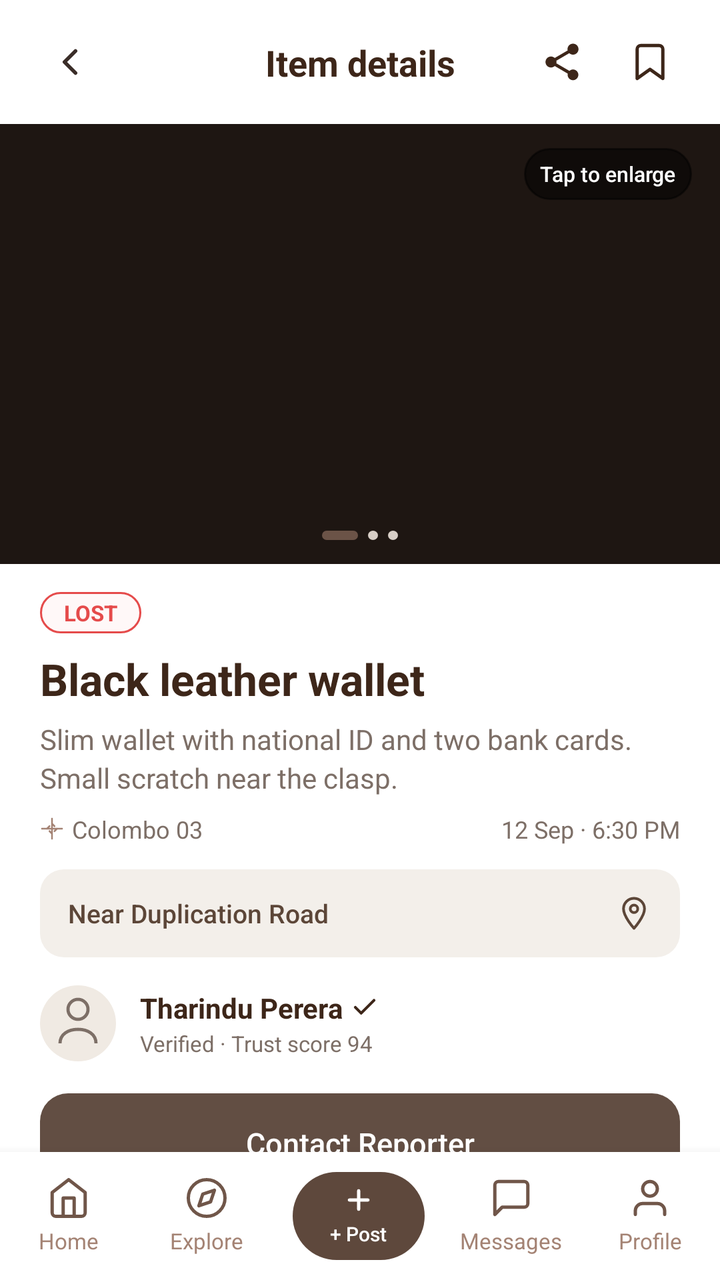
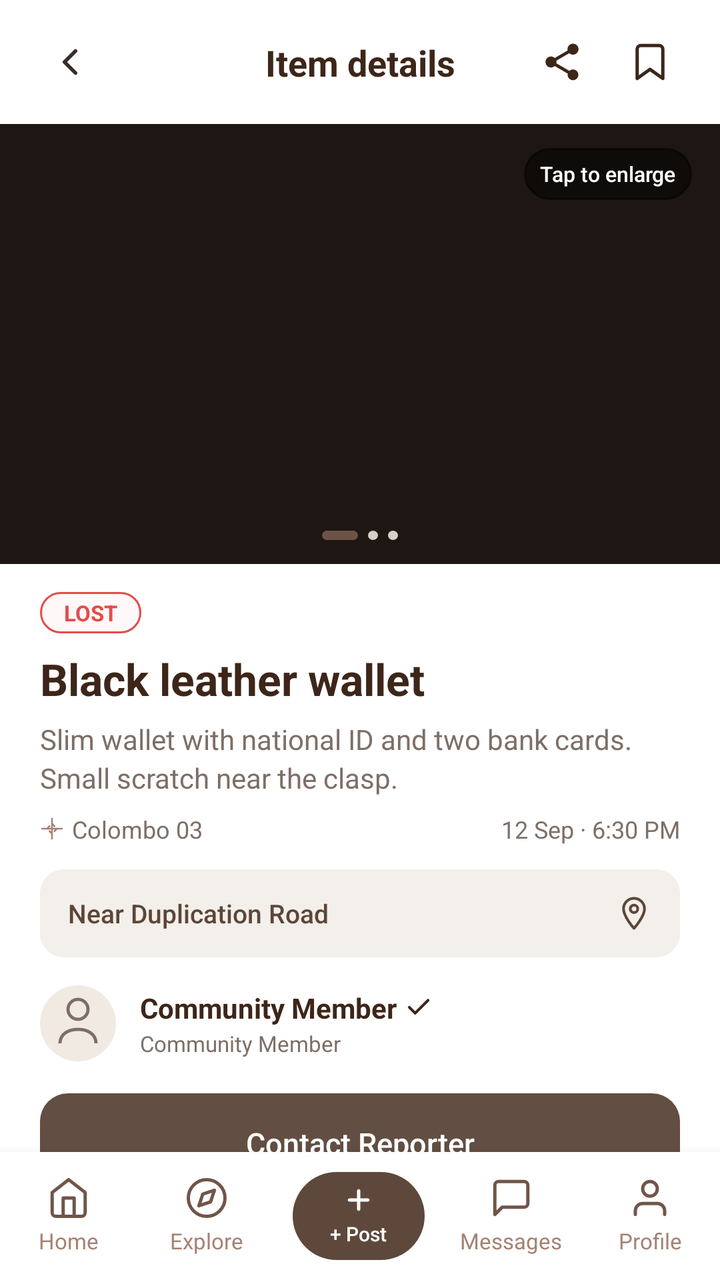

Two renders of the same Android screen: before a commit and after it. Below are the layout's source before the change and the commit's diff.
<!-- AndroidManifest.xml: application theme Theme.LostAndFound -->
<!-- res/layout/fragment_details.xml -->
<?xml version="1.0" encoding="utf-8"?>
<LinearLayout xmlns:android="http://schemas.android.com/apk/res/android"
    xmlns:app="http://schemas.android.com/apk/res-auto"
    xmlns:tools="http://schemas.android.com/tools"
    android:layout_width="match_parent"
    android:layout_height="match_parent"
    android:background="@color/white"
    android:orientation="vertical"
    tools:context=".DetailsFragment">

    
    <androidx.core.widget.NestedScrollView
        android:id="@+id/scrollBox"
        android:layout_width="match_parent"
        android:layout_height="0dp"
        android:layout_weight="1"
        android:fillViewport="true"
        android:overScrollMode="never">

        <LinearLayout
            android:layout_width="match_parent"
            android:layout_height="wrap_content"
            android:orientation="vertical">

            
            <androidx.constraintlayout.widget.ConstraintLayout
                android:id="@+id/headerRow"
                android:layout_width="match_parent"
                android:layout_height="wrap_content"
                android:paddingStart="16dp"
                android:paddingTop="12dp"
                android:paddingEnd="16dp"
                android:paddingBottom="12dp">

                <ImageView
                    android:id="@+id/btnBack"
                    android:layout_width="38dp"
                    android:layout_height="38dp"
                    android:clickable="true"
                    android:contentDescription="Back"
                    android:focusable="true"
                    android:padding="8dp"
                    android:src="@drawable/ic_back_chevron"
                    app:layout_constraintBottom_toBottomOf="parent"
                    app:layout_constraintStart_toStartOf="parent"
                    app:layout_constraintTop_toTopOf="parent" />

                <TextView
                    android:id="@+id/tvHeaderTitle"
                    android:layout_width="wrap_content"
                    android:layout_height="wrap_content"
                    android:fontFamily="sans-serif-bold"
                    android:text="Item details"
                    android:textColor="#3D2619"
                    android:textSize="18sp"
                    android:textStyle="bold"
                    app:layout_constraintBottom_toBottomOf="parent"
                    app:layout_constraintEnd_toEndOf="parent"
                    app:layout_constraintStart_toStartOf="parent"
                    app:layout_constraintTop_toTopOf="parent" />

                <ImageView
                    android:id="@+id/btnShare"
                    android:layout_width="38dp"
                    android:layout_height="38dp"
                    android:layout_marginEnd="6dp"
                    android:clickable="true"
                    android:contentDescription="Share item report"
                    android:focusable="true"
                    android:padding="8dp"
                    android:src="@drawable/ic_share"
                    app:tint="#3D2619"
                    app:layout_constraintBottom_toBottomOf="parent"
                    app:layout_constraintEnd_toStartOf="@id/btnBookmark"
                    app:layout_constraintTop_toTopOf="parent" />

                <ImageView
                    android:id="@+id/btnBookmark"
                    android:layout_width="38dp"
                    android:layout_height="38dp"
                    android:clickable="true"
                    android:contentDescription="Bookmark item"
                    android:focusable="true"
                    android:padding="8dp"
                    android:src="@drawable/ic_bookmark_outline"
                    app:layout_constraintBottom_toBottomOf="parent"
                    app:layout_constraintEnd_toEndOf="parent"
                    app:layout_constraintTop_toTopOf="parent" />
            </androidx.constraintlayout.widget.ConstraintLayout>

            
            <FrameLayout
                android:id="@+id/boxPhoto"
                android:layout_width="match_parent"
                android:layout_height="220dp"
                android:background="#1E1612">

                <androidx.viewpager2.widget.ViewPager2
                    android:id="@+id/pagerPhotos"
                    android:layout_width="match_parent"
                    android:layout_height="match_parent" />

                
                <LinearLayout
                    android:id="@+id/badgeEnlargeHint"
                    android:layout_width="wrap_content"
                    android:layout_height="26dp"
                    android:layout_gravity="top|end"
                    android:layout_marginTop="12dp"
                    android:layout_marginEnd="14dp"
                    android:background="@drawable/bg_card_badge"
                    android:backgroundTint="#80000000"
                    android:gravity="center"
                    android:orientation="horizontal"
                    android:paddingStart="8dp"
                    android:paddingEnd="8dp">

                    <TextView
                        android:layout_width="wrap_content"
                        android:layout_height="wrap_content"
                        android:fontFamily="sans-serif-medium"
                        android:text="Tap to enlarge"
                        android:textColor="@color/white"
                        android:textSize="10.5sp" />
                </LinearLayout>

                
                <LinearLayout
                    android:id="@+id/photoDotsIndicator"
                    android:layout_width="wrap_content"
                    android:layout_height="wrap_content"
                    android:layout_gravity="bottom|center_horizontal"
                    android:layout_marginBottom="12dp"
                    android:gravity="center_vertical"
                    android:orientation="horizontal">

                    <View
                        android:id="@+id/dotPhoto1"
                        android:layout_width="18dp"
                        android:layout_height="4.5dp"
                        android:layout_marginEnd="5dp"
                        android:background="@drawable/bg_onboard_dot_active" />

                    <View
                        android:id="@+id/dotPhoto2"
                        android:layout_width="5dp"
                        android:layout_height="4.5dp"
                        android:layout_marginEnd="5dp"
                        android:background="@drawable/bg_onboard_dot_inactive" />

                    <View
                        android:id="@+id/dotPhoto3"
                        android:layout_width="5dp"
                        android:layout_height="4.5dp"
                        android:background="@drawable/bg_onboard_dot_inactive" />
                </LinearLayout>
            </FrameLayout>

            
            <LinearLayout
                android:layout_width="match_parent"
                android:layout_height="wrap_content"
                android:orientation="vertical"
                android:paddingStart="20dp"
                android:paddingTop="14dp"
                android:paddingEnd="20dp"
                android:paddingBottom="24dp">

                
                <TextView
                    android:id="@+id/tagStatus"
                    android:layout_width="wrap_content"
                    android:layout_height="wrap_content"
                    android:background="@drawable/bg_tag_lost_outlined"
                    android:fontFamily="sans-serif-bold"
                    android:paddingStart="12dp"
                    android:paddingTop="3dp"
                    android:paddingEnd="12dp"
                    android:paddingBottom="3dp"
                    android:text="LOST"
                    android:textColor="#E54B4B"
                    android:textSize="11sp"
                    android:textStyle="bold" />

                
                <TextView
                    android:id="@+id/tvItemTitle"
                    android:layout_width="wrap_content"
                    android:layout_height="wrap_content"
                    android:layout_marginTop="8dp"
                    android:fontFamily="sans-serif-bold"
                    android:text="Black leather wallet"
                    android:textColor="#3D2619"
                    android:textSize="22sp"
                    android:textStyle="bold" />

                
                <TextView
                    android:id="@+id/tvDescription"
                    android:layout_width="match_parent"
                    android:layout_height="wrap_content"
                    android:layout_marginTop="6dp"
                    android:fontFamily="sans-serif"
                    android:lineSpacingExtra="3dp"
                    android:text="Slim wallet with national ID and two bank cards. Small scratch near the clasp."
                    android:textColor="#7D6F67"
                    android:textSize="14sp" />

                
                <LinearLayout
                    android:layout_width="match_parent"
                    android:layout_height="wrap_content"
                    android:layout_marginTop="8dp"
                    android:gravity="center_vertical"
                    android:orientation="horizontal">

                    <ImageView
                        android:layout_width="12dp"
                        android:layout_height="12dp"
                        android:contentDescription="Location icon"
                        android:src="@drawable/ic_location_compass" />

                    <TextView
                        android:id="@+id/tvLocationText"
                        android:layout_width="0dp"
                        android:layout_height="wrap_content"
                        android:layout_marginStart="4dp"
                        android:layout_weight="1"
                        android:fontFamily="sans-serif"
                        android:text="Colombo 03"
                        android:textColor="#7D6F67"
                        android:textSize="12sp" />

                    <TextView
                        android:id="@+id/tvTimestamp"
                        android:layout_width="wrap_content"
                        android:layout_height="wrap_content"
                        android:fontFamily="sans-serif"
                        android:text="12 Sep · 6:30 PM"
                        android:textColor="#7D6F67"
                        android:textSize="12sp" />
                </LinearLayout>

                
                <LinearLayout
                    android:id="@+id/bannerLocation"
                    android:layout_width="match_parent"
                    android:layout_height="44dp"
                    android:layout_marginTop="12dp"
                    android:background="@drawable/bg_location_banner"
                    android:gravity="center_vertical"
                    android:orientation="horizontal"
                    android:paddingStart="14dp"
                    android:paddingEnd="14dp">

                    <TextView
                        android:id="@+id/tvStreetName"
                        android:layout_width="0dp"
                        android:layout_height="wrap_content"
                        android:layout_weight="1"
                        android:fontFamily="sans-serif-medium"
                        android:text="Near Duplication Road"
                        android:textColor="#5C4638"
                        android:textSize="13sp" />

                    <ImageView
                        android:layout_width="18dp"
                        android:layout_height="18dp"
                        android:contentDescription="Pin"
                        android:src="@drawable/ic_location"
                        app:tint="#5C4638" />
                </LinearLayout>

                
                <LinearLayout
                    android:id="@+id/rowReporter"
                    android:layout_width="match_parent"
                    android:layout_height="wrap_content"
                    android:layout_marginTop="14dp"
                    android:gravity="center_vertical"
                    android:orientation="horizontal">

                    
                    <ImageView
                        android:id="@+id/imgAvatar"
                        android:layout_width="38dp"
                        android:layout_height="38dp"
                        android:contentDescription="Reporter avatar"
                        android:src="@drawable/ic_user_avatar" />

                    <LinearLayout
                        android:layout_width="0dp"
                        android:layout_height="wrap_content"
                        android:layout_marginStart="12dp"
                        android:layout_weight="1"
                        android:orientation="vertical">

                        <LinearLayout
                            android:layout_width="wrap_content"
                            android:layout_height="wrap_content"
                            android:gravity="center_vertical"
                            android:orientation="horizontal">

                            <TextView
                                android:id="@+id/tvReporterName"
                                android:layout_width="wrap_content"
                                android:layout_height="wrap_content"
                                android:fontFamily="sans-serif-bold"
                                android:text="Tharindu Perera"
                                android:textColor="#3D2619"
                                android:textSize="14sp"
                                android:textStyle="bold" />

                            <ImageView
                                android:layout_width="14dp"
                                android:layout_height="14dp"
                                android:layout_marginStart="4dp"
                                android:contentDescription="Verified"
                                android:src="@drawable/ic_verified_check" />
                        </LinearLayout>

                        <TextView
                            android:id="@+id/tvReporterTrust"
                            android:layout_width="wrap_content"
                            android:layout_height="wrap_content"
                            android:layout_marginTop="1dp"
                            android:fontFamily="sans-serif"
                            android:text="Verified · Trust score 94"
                            android:textColor="#7D6F67"
                            android:textSize="11sp" />
                    </LinearLayout>
                </LinearLayout>

                
                <TextView
                    android:id="@+id/btnContact"
                    android:layout_width="match_parent"
                    android:layout_height="50dp"
                    android:layout_marginTop="16dp"
                    android:background="@drawable/bg_btn_contact"
                    android:clickable="true"
                    android:focusable="true"
                    android:fontFamily="sans-serif-medium"
                    android:gravity="center"
                    android:text="Contact Reporter"
                    android:textColor="@color/white"
                    android:textSize="15sp" />

                
                <TextView
                    android:id="@+id/lblSimilar"
                    android:layout_width="wrap_content"
                    android:layout_height="wrap_content"
                    android:layout_marginTop="20dp"
                    android:fontFamily="sans-serif-bold"
                    android:text="Similar items"
                    android:textColor="#3D2619"
                    android:textSize="16sp"
                    android:textStyle="bold" />

                
                <LinearLayout
                    android:id="@+id/cardSimilarItem"
                    android:layout_width="match_parent"
                    android:layout_height="wrap_content"
                    android:layout_marginTop="12dp"
                    android:clickable="true"
                    android:focusable="true"
                    android:gravity="center_vertical"
                    android:orientation="horizontal">

                    
                    <com.google.android.material.card.MaterialCardView
                        android:layout_width="64dp"
                        android:layout_height="64dp"
                        app:cardCornerRadius="12dp"
                        app:cardElevation="0dp"
                        app:strokeWidth="0dp">

                        <ImageView
                            android:id="@+id/imgSimilar"
                            android:layout_width="match_parent"
                            android:layout_height="match_parent"
                            android:contentDescription="Brown card holder"
                            android:scaleType="centerCrop"
                            android:src="@drawable/img_brown_card_holder" />
                    </com.google.android.material.card.MaterialCardView>

                    
                    <LinearLayout
                        android:layout_width="0dp"
                        android:layout_height="wrap_content"
                        android:layout_marginStart="14dp"
                        android:layout_weight="1"
                        android:orientation="vertical">

                        <LinearLayout
                            android:layout_width="match_parent"
                            android:layout_height="wrap_content"
                            android:orientation="horizontal">

                            <TextView
                                android:id="@+id/tvSimilarTag"
                                android:layout_width="0dp"
                                android:layout_height="wrap_content"
                                android:layout_weight="1"
                                android:fontFamily="sans-serif-bold"
                                android:text="FOUND"
                                android:textColor="#5C4638"
                                android:textSize="11sp"
                                android:textStyle="bold" />

                            <TextView
                                android:id="@+id/tvSimilarTime"
                                android:layout_width="wrap_content"
                                android:layout_height="wrap_content"
                                android:fontFamily="sans-serif"
                                android:text="2h ago"
                                android:textColor="#7D6F67"
                                android:textSize="11sp" />
                        </LinearLayout>

                        <TextView
                            android:id="@+id/tvSimilarTitle"
                            android:layout_width="wrap_content"
                            android:layout_height="wrap_content"
                            android:layout_marginTop="2dp"
                            android:fontFamily="sans-serif-bold"
                            android:text="Brown card holder"
                            android:textColor="#3D2619"
                            android:textSize="14sp"
                            android:textStyle="bold" />

                        <LinearLayout
                            android:layout_width="wrap_content"
                            android:layout_height="wrap_content"
                            android:layout_marginTop="4dp"
                            android:gravity="center_vertical"
                            android:orientation="horizontal">

                            <ImageView
                                android:layout_width="12dp"
                                android:layout_height="12dp"
                                android:contentDescription="Pin"
                                android:src="@drawable/ic_location"
                                app:tint="#7D6F67" />

                            <TextView
                                android:id="@+id/tvSimilarLocation"
                                android:layout_width="wrap_content"
                                android:layout_height="wrap_content"
                                android:layout_marginStart="3dp"
                                android:fontFamily="sans-serif"
                                android:text="Kollupitiya"
                                android:textColor="#7D6F67"
                                android:textSize="11sp" />
                        </LinearLayout>
                    </LinearLayout>
                </LinearLayout>

            </LinearLayout>
        </LinearLayout>
    </androidx.core.widget.NestedScrollView>

    
    <include
        android:id="@+id/bottomNavBox"
        layout="@layout/fragment_bottom_nav" />

</LinearLayout>
<!-- res/layout/fragment_bottom_nav.xml (included above) -->
<?xml version="1.0" encoding="utf-8"?>
<LinearLayout xmlns:android="http://schemas.android.com/apk/res/android"
    android:id="@+id/navCard"
    android:layout_width="match_parent"
    android:layout_height="64dp"
    android:background="@color/white"
    android:baselineAligned="false"
    android:elevation="8dp"
    android:gravity="center_vertical"
    android:orientation="horizontal">

    
    <LinearLayout
        android:id="@+id/tabHome"
        android:layout_width="0dp"
        android:layout_height="match_parent"
        android:layout_weight="1"
        android:clickable="true"
        android:focusable="true"
        android:gravity="center"
        android:orientation="vertical">

        <ImageView
            android:id="@+id/imgHome"
            android:layout_width="22dp"
            android:layout_height="22dp"
            android:contentDescription="Home"
            android:src="@drawable/ic_nav_home" />

        <TextView
            android:id="@+id/lblHome"
            android:layout_width="wrap_content"
            android:layout_height="wrap_content"
            android:layout_marginTop="3dp"
            android:fontFamily="sans-serif"
            android:text="Home"
            android:textColor="@color/text_secondary"
            android:textSize="11sp" />
    </LinearLayout>

    
    <LinearLayout
        android:id="@+id/tabExplore"
        android:layout_width="0dp"
        android:layout_height="match_parent"
        android:layout_weight="1"
        android:clickable="true"
        android:focusable="true"
        android:gravity="center"
        android:orientation="vertical">

        <ImageView
            android:id="@+id/imgExplore"
            android:layout_width="22dp"
            android:layout_height="22dp"
            android:contentDescription="Explore"
            android:src="@drawable/ic_nav_explore" />

        <TextView
            android:id="@+id/lblExplore"
            android:layout_width="wrap_content"
            android:layout_height="wrap_content"
            android:layout_marginTop="3dp"
            android:fontFamily="sans-serif"
            android:text="Explore"
            android:textColor="@color/text_secondary"
            android:textSize="11sp" />
    </LinearLayout>

    
    <LinearLayout
        android:id="@+id/tabPost"
        android:layout_width="0dp"
        android:layout_height="match_parent"
        android:layout_weight="1.2"
        android:clickable="true"
        android:focusable="true"
        android:gravity="center">

        <LinearLayout
            android:id="@+id/btnPostPill"
            android:layout_width="66dp"
            android:layout_height="44dp"
            android:background="@drawable/bg_nav_post_pill"
            android:gravity="center"
            android:orientation="vertical">

            <ImageView
                android:layout_width="16dp"
                android:layout_height="16dp"
                android:contentDescription="Post"
                android:src="@drawable/ic_nav_plus" />

            <TextView
                android:id="@+id/lblPost"
                android:layout_width="wrap_content"
                android:layout_height="wrap_content"
                android:layout_marginTop="2dp"
                android:fontFamily="sans-serif-medium"
                android:text="+ Post"
                android:textColor="@color/white"
                android:textSize="10sp" />
        </LinearLayout>
    </LinearLayout>

    
    <LinearLayout
        android:id="@+id/tabMessages"
        android:layout_width="0dp"
        android:layout_height="match_parent"
        android:layout_weight="1"
        android:clickable="true"
        android:focusable="true"
        android:gravity="center"
        android:orientation="vertical">

        <ImageView
            android:id="@+id/imgMessages"
            android:layout_width="22dp"
            android:layout_height="22dp"
            android:contentDescription="Messages"
            android:src="@drawable/ic_nav_messages" />

        <TextView
            android:id="@+id/lblMessages"
            android:layout_width="wrap_content"
            android:layout_height="wrap_content"
            android:layout_marginTop="3dp"
            android:fontFamily="sans-serif"
            android:text="Messages"
            android:textColor="@color/text_secondary"
            android:textSize="11sp" />
    </LinearLayout>

    
    <LinearLayout
        android:id="@+id/tabProfile"
        android:layout_width="0dp"
        android:layout_height="match_parent"
        android:layout_weight="1"
        android:clickable="true"
        android:focusable="true"
        android:gravity="center"
        android:orientation="vertical">

        <ImageView
            android:id="@+id/imgProfile"
            android:layout_width="22dp"
            android:layout_height="22dp"
            android:contentDescription="Profile"
            android:src="@drawable/ic_nav_profile" />

        <TextView
            android:id="@+id/lblProfile"
            android:layout_width="wrap_content"
            android:layout_height="wrap_content"
            android:layout_marginTop="3dp"
            android:fontFamily="sans-serif"
            android:text="Profile"
            android:textColor="@color/text_secondary"
            android:textSize="11sp" />
    </LinearLayout>

</LinearLayout>
<!-- resources referenced by this layout -->
<resources>
  <color name="text_secondary">#FFA48374</color>
  <color name="white">#FFFFFFFF</color>
  <!-- drawable bg_btn_contact (drawable) -->
  <?xml version="1.0" encoding="utf-8"?>
  <shape xmlns:android="http://schemas.android.com/apk/res/android"
      android:shape="rectangle">
      <corners android:radius="14dp" />
      <solid android:color="#624E43" />
  </shape>
  <!-- drawable bg_card_badge (drawable) -->
  <?xml version="1.0" encoding="utf-8"?>
  <shape xmlns:android="http://schemas.android.com/apk/res/android"
      android:shape="rectangle">
      <corners android:radius="14dp" />
      <solid android:color="@color/white" />
      <stroke
          android:width="1dp"
          android:color="#E8E0D7" />
  </shape>
  <!-- drawable bg_location_banner (drawable) -->
  <?xml version="1.0" encoding="utf-8"?>
  <shape xmlns:android="http://schemas.android.com/apk/res/android"
      android:shape="rectangle">
      <corners android:radius="12dp" />
      <solid android:color="#F3EFEA" />
  </shape>
  <!-- drawable bg_nav_post_pill (drawable) -->
  <?xml version="1.0" encoding="utf-8"?>
  <shape xmlns:android="http://schemas.android.com/apk/res/android"
      android:shape="rectangle">
      <corners android:radius="22dp" />
      <solid android:color="#5E483C" />
  </shape>
  <!-- drawable bg_onboard_dot_active (drawable) -->
  <?xml version="1.0" encoding="utf-8"?>
  <shape xmlns:android="http://schemas.android.com/apk/res/android"
      android:shape="rectangle">
      <corners android:radius="4dp" />
      <solid android:color="#6B5347" />
  </shape>
  <!-- drawable bg_onboard_dot_inactive (drawable) -->
  <?xml version="1.0" encoding="utf-8"?>
  <shape xmlns:android="http://schemas.android.com/apk/res/android"
      android:shape="oval">
      <solid android:color="#D8CFC7" />
  </shape>
  <!-- drawable bg_tag_lost_outlined (drawable) -->
  <?xml version="1.0" encoding="utf-8"?>
  <shape xmlns:android="http://schemas.android.com/apk/res/android"
      android:shape="rectangle">
      <corners android:radius="14dp" />
      <stroke
          android:width="1dp"
          android:color="#E54B4B" />
      <solid android:color="#FFF8F8" />
  </shape>
  <!-- drawable ic_back_chevron (drawable) -->
  <vector xmlns:android="http://schemas.android.com/apk/res/android"
      android:width="24dp"
      android:height="24dp"
      android:viewportWidth="24"
      android:viewportHeight="24">
    <path
        android:fillColor="@android:color/transparent"
        android:strokeColor="#3A2D28"
        android:strokeWidth="2"
        android:strokeLineCap="round"
        android:strokeLineJoin="round"
        android:pathData="M15,18l-6,-6 6,-6" />
  </vector>
  <!-- drawable ic_nav_plus (drawable) -->
  <vector xmlns:android="http://schemas.android.com/apk/res/android"
      android:width="20dp"
      android:height="20dp"
      android:viewportWidth="24"
      android:viewportHeight="24">
    <path
        android:fillColor="@android:color/transparent"
        android:strokeColor="#FFFFFF"
        android:strokeWidth="2.4"
        android:strokeLineCap="round"
        android:pathData="M12,5 V19 M5,12 H19" />
  </vector>
  <!-- drawable img_brown_card_holder: jpg bitmap (drawable, 1948 bytes) -->
  <style name="Theme.LostAndFound" parent="Base.Theme.LostAndFound" />
  <style name="Base.Theme.LostAndFound" parent="Theme.Material3.DayNight.NoActionBar">
          
          <item name="android:statusBarColor">@color/white</item>
          <item name="android:windowLightStatusBar" tools:targetApi="m">true</item>
          <item name="android:navigationBarColor">@color/white</item>
          <item name="android:windowLightNavigationBar" tools:targetApi="o_mr1">true</item>
      </style>
  <!-- unchanged entries left out for length: 10 -->
</resources>

<!-- the commit's change to res/layout/fragment_details.xml (unified diff, before → after) -->
@@ -306,7 +306,7 @@
                                 android:layout_width="wrap_content"
                                 android:layout_height="wrap_content"
                                 android:fontFamily="sans-serif-bold"
-                                android:text="Tharindu Perera"
+                                android:text="Community Member"
                                 android:textColor="#3D2619"
                                 android:textSize="14sp"
                                 android:textStyle="bold" />
@@ -325,7 +325,7 @@
                             android:layout_height="wrap_content"
                             android:layout_marginTop="1dp"
                             android:fontFamily="sans-serif"
-                            android:text="Verified · Trust score 94"
+                            android:text="Community Member"
                             android:textColor="#7D6F67"
                             android:textSize="11sp" />
                     </LinearLayout>
@@ -356,7 +356,8 @@
                     android:text="Similar items"
                     android:textColor="#3D2619"
                     android:textSize="16sp"
-                    android:textStyle="bold" />
+                    android:textStyle="bold"
+                    android:visibility="gone" />
 
                 
                 <LinearLayout
@@ -367,7 +368,8 @@
                     android:clickable="true"
                     android:focusable="true"
                     android:gravity="center_vertical"
-                    android:orientation="horizontal">
+                    android:orientation="horizontal"
+                    android:visibility="gone">
 
                     
                     <com.google.android.material.card.MaterialCardView
@@ -381,9 +383,9 @@
                             android:id="@+id/imgSimilar"
                             android:layout_width="match_parent"
                             android:layout_height="match_parent"
-                            android:contentDescription="Brown card holder"
+                            android:contentDescription="Similar item"
                             android:scaleType="centerCrop"
-                            android:src="@drawable/img_brown_card_holder" />
+                            android:src="@drawable/ic_item_placeholder" />
                     </com.google.android.material.card.MaterialCardView>
 
                     
<!-- resource entries referenced after the edit -->
@@ -70,6 +70,16 @@
         android:strokeLineJoin="round"
         android:pathData="M15,18l-6,-6 6,-6" />
   </vector>
+  <!-- drawable ic_item_placeholder (drawable) -->
+  <vector xmlns:android="http://schemas.android.com/apk/res/android"
+      android:width="48dp"
+      android:height="48dp"
+      android:viewportWidth="24"
+      android:viewportHeight="24">
+      <path
+          android:fillColor="#8C847E"
+          android:pathData="M21,19V5c0,-1.1 -0.9,-2 -2,-2H5c-1.1,0 -2,0.9 -2,2v14c0,1.1 0.9,2 2,2h14c1.1,0 2,-0.9 2,-2zM8.5,13.5l2.5,3.01L14.5,12l4.5,6H5l3.5,-4.5z" />
+  </vector>
   <!-- drawable ic_nav_plus (drawable) -->
   <vector xmlns:android="http://schemas.android.com/apk/res/android"
       android:width="20dp"
@@ -83,7 +93,6 @@
         android:strokeLineCap="round"
         android:pathData="M12,5 V19 M5,12 H19" />
   </vector>
-  <!-- drawable img_brown_card_holder: jpg bitmap (drawable, 1948 bytes) -->
   <style name="Theme.LostAndFound" parent="Base.Theme.LostAndFound" />
   <style name="Base.Theme.LostAndFound" parent="Theme.Material3.DayNight.NoActionBar">
           
